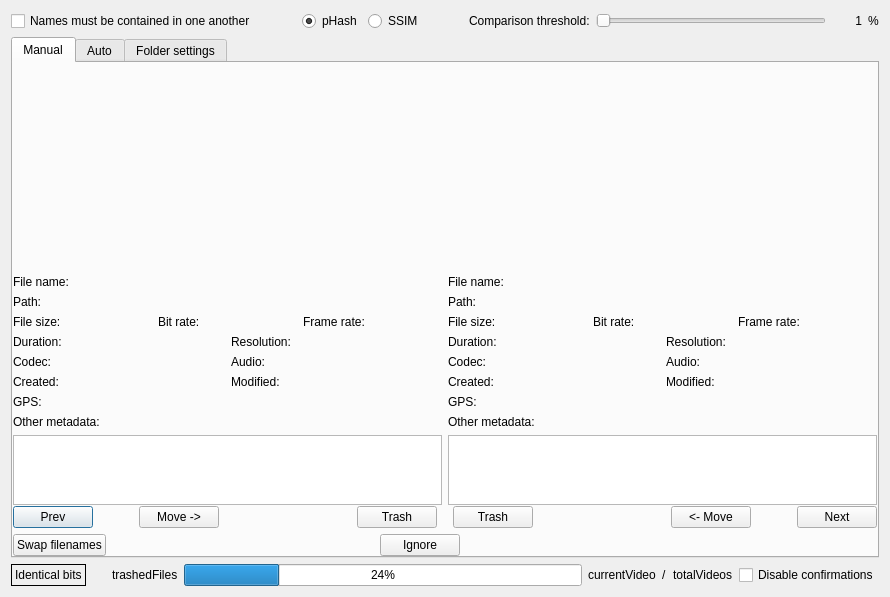
Above: QtProject/app/comparison.ui from theophanemayaud/video-simili-duplicate-cleaner before the change. Below: the same form after it.
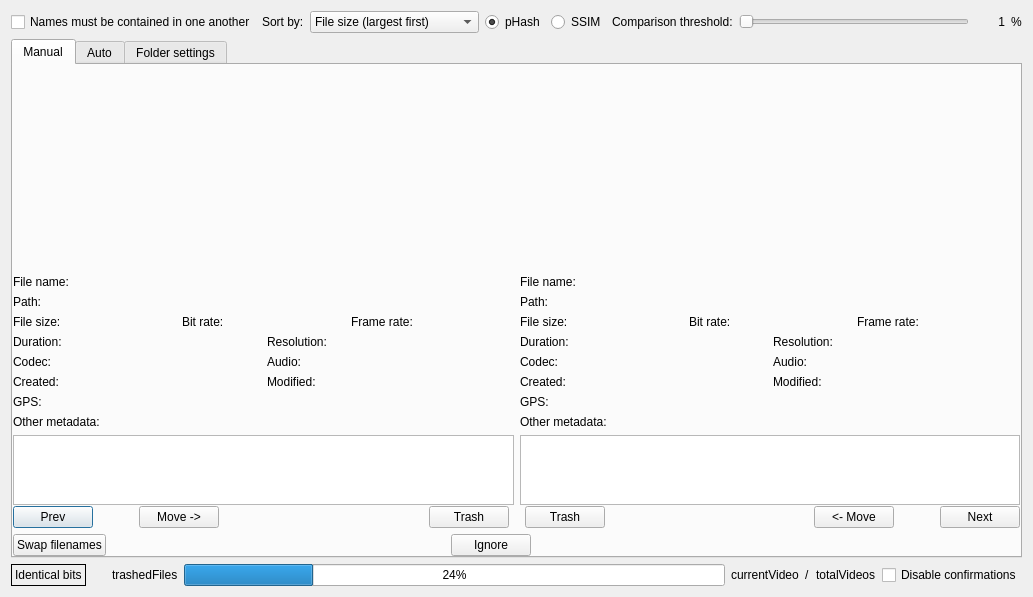
That is the form after the change. Custom widgets are drawn as their Qt base class.

Commit message: Refactor: Move video sort order controls to Comparison window

The edit to the form file:
```diff
--- a/QtProject/app/comparison.ui
+++ b/QtProject/app/comparison.ui
@@ -26,6 +26,32 @@
        </property>
       </widget>
      </item>
+     <item>
+      <widget class="QLabel" name="label_sortBy_comparison">
+       <property name="text">
+        <string>Sort by:</string>
+       </property>
+      </widget>
+     </item>
+     <item>
+      <widget class="QComboBox" name="sortOrderComboBox_comparison">
+       <item>
+        <property name="text">
+         <string>File size (largest first)</string>
+        </property>
+       </item>
+       <item>
+        <property name="text">
+         <string>File name (A-Z)</string>
+        </property>
+       </item>
+       <item>
+        <property name="text">
+         <string>Creation time (oldest first)</string>
+        </property>
+       </item>
+      </widget>
+     </item>
      <item>
       <spacer name="horizontalSpacer_6">
        <property name="orientation">
```
The commit also changes 5 other files.
